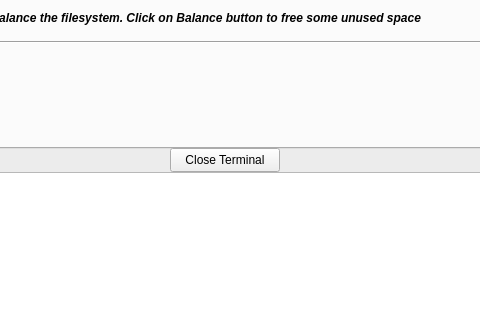
This is buttermanager/ui/MainWindow.ui in egara/buttermanager as Qt 5 draws it before an edit; both pictures show x 159 to 639 and y 312 to 632 of the 800 by 800 pixel window. The edited form follows.
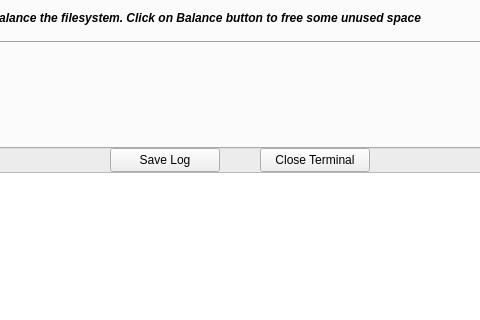
This is the edited form.

Commit message: Adding a new button in the main window to save the current log

Diff of the .ui file:
```diff
--- a/buttermanager/ui/MainWindow.ui
+++ b/buttermanager/ui/MainWindow.ui
@@ -898,7 +898,7 @@
        <widget class="QPushButton" name="button_close_terminal">
         <property name="geometry">
          <rect>
-          <x>320</x>
+          <x>410</x>
           <y>450</y>
           <width>110</width>
           <height>24</height>
@@ -921,6 +921,32 @@
          <string>Close Terminal</string>
         </property>
        </widget>
+       <widget class="QPushButton" name="button_save_log">
+        <property name="geometry">
+         <rect>
+          <x>260</x>
+          <y>450</y>
+          <width>110</width>
+          <height>24</height>
+         </rect>
+        </property>
+        <property name="font">
+         <font>
+          <weight>50</weight>
+          <italic>false</italic>
+          <bold>false</bold>
+          <underline>false</underline>
+          <strikeout>false</strikeout>
+          <kerning>true</kerning>
+         </font>
+        </property>
+        <property name="layoutDirection">
+         <enum>Qt::LeftToRight</enum>
+        </property>
+        <property name="text">
+         <string>Save Log</string>
+        </property>
+       </widget>
       </widget>
      </item>
     </layout>
```
